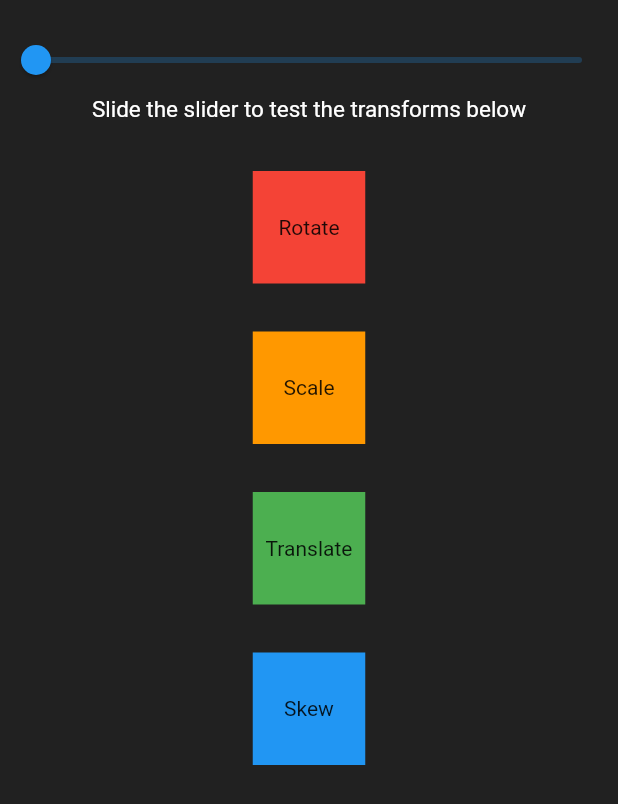
After one commit to ACM-VIT/fludget, a Flutter app: the TransformImplementation screen opened directly, on a phone screen of 412 x 824 dp. The commit adds this screen. Shown: the top 804 px of the screen. Run offline on Flutter 3.47's test engine with Material 2 defaults, Android fonts, the phone set to English and light mode, and no system bars.

Commit message:
Add the Transform Widget #56

```diff
--- a/lib/homepage.dart
+++ b/lib/homepage.dart
@@ -9,7 +9,6 @@ import 'package:fludget/routes/dialogBox.dart';
 import 'package:fludget/routes/dropDownButton.dart';
 import 'package:fludget/routes/gridList.dart';
 import 'package:fludget/routes/expanded.dart';
-import 'package:fludget/routes/gridList.dart';
 import 'package:fludget/routes/hero.dart';
 import 'package:fludget/routes/icon.dart';
 import 'package:fludget/routes/image.dart';
@@ -25,9 +24,8 @@ import 'package:fludget/routes/table.dart';
 import 'package:fludget/routes/switch.dart';
 import 'package:fludget/routes/text.dart';
 import 'package:fludget/routes/textfield.dart';
-import 'package:fludget/routes/reorderableListView.dart';
+import 'package:fludget/routes/transform.dart';
 import 'package:fludget/routes/wrap.dart';
-import 'package:fludget/routes/snackbar.dart';
 import 'package:flutter/material.dart';
 
 class HomePage extends StatefulWidget {
@@ -237,7 +235,7 @@ class HomePageState extends State<HomePage> {
       WidgetModel(
         name: "SnackBar",
         subtitle: "SnackBar Widget",
-        implementation: SnackBarImplementation() ,
+        implementation: SnackBarImplementation(),
         description: SnackBarDescription(),
         link: "https://api.flutter.dev/flutter/material/SnackBar-class.html",
       ),
@@ -266,8 +264,15 @@ class HomePageState extends State<HomePage> {
         subtitle: "Implement Animations",
         implementation: AnimatedBuilderWidget(),
         description: AnimatedBuilderDescription(),
-        link: "https://api.flutter.dev/flutter/widgets/AnimatedBuilder-class.html",
+        link:
+            "https://api.flutter.dev/flutter/widgets/AnimatedBuilder-class.html",
       ),
+      WidgetModel(
+        name: "Transform",
+        link: "https://api.flutter.dev/flutter/widgets/Transform-class.html",
+        implementation: TransformImplementation(),
+        description: TransformDescription(),
+      )
     ];
 
     return ListView(
--- /dev/null
+++ b/lib/routes/transform.dart
@@ -0,0 +1,162 @@
+import 'package:flutter/material.dart';
+import 'dart:math';
+
+class TransformImplementation extends StatefulWidget {
+  const TransformImplementation({Key? key}) : super(key: key);
+
+  @override
+  _TransformImplementationState createState() =>
+      _TransformImplementationState();
+}
+
+class _TransformImplementationState extends State<TransformImplementation> {
+  double sliderVal = 0;
+
+  @override
+  initState() {
+    super.initState();
+    sliderVal = 0;
+  }
+
+  Widget rotate() {
+    return Center(
+      child: Transform.rotate(
+        angle: sliderVal / pi,
+        origin: const Offset(0, 0),
+        child: Container(
+          height: 75,
+          width: 75,
+          color: Colors.red,
+          child: Center(
+            child: Text("Rotate"),
+          ),
+        ),
+      ),
+    );
+  }
+
+  Widget skew() {
+    return Center(
+      child: Transform(
+        transform: Matrix4.skewX(sliderVal / 100),
+        child: Container(
+          height: 75,
+          width: 75,
+          color: Colors.blue,
+          child: Center(
+            child: Text("Skew"),
+          ),
+        ),
+      ),
+    );
+  }
+
+  Widget translate() {
+    return Center(
+      child: Transform.translate(
+        offset: Offset(-sliderVal, 0),
+        child: Container(
+          height: 75,
+          width: 75,
+          color: Colors.green,
+          child: Center(child: Text("Translate")),
+        ),
+      ),
+    );
+  }
+
+  Widget scale() {
+    return Center(
+      child: Transform.scale(
+        scale: sliderVal == 0 ? 1 : sliderVal / 50,
+        origin: const Offset(0, 0),
+        child: Container(
+          height: 75,
+          width: 75,
+          color: Colors.orange,
+          child: Center(
+            child: Text("Scale"),
+          ),
+        ),
+      ),
+    );
+  }
+
+  Slider slider() {
+    return Slider(
+      value: sliderVal,
+      min: 0,
+      max: 100,
+      onChanged: (val) {
+        setState(() {
+          sliderVal = val;
+        });
+      },
+    );
+  }
+
+  @override
+  Widget build(BuildContext context) {
+    return Scaffold(
+      backgroundColor: Colors.grey.shade900,
+      body: Column(
+        children: [
+          Padding(
+            padding: const EdgeInsets.only(top: 16),
+            child: slider(),
+          ),
+          const Padding(
+            padding: EdgeInsets.only(bottom: 16),
+            child: Text(
+              "Slide the slider to test the transforms below",
+              style: TextStyle(
+                fontSize: 15,
+                color: Colors.white,
+              ),
+            ),
+          ),
+          Padding(
+            padding: const EdgeInsets.all(16.0),
+            child: rotate(),
+          ),
+          Padding(
+            padding: const EdgeInsets.all(16.0),
+            child: scale(),
+          ),
+          Padding(
+            padding: const EdgeInsets.all(16.0),
+            child: translate(),
+          ),
+          Padding(
+            padding: const EdgeInsets.all(16.0),
+            child: skew(),
+          ),
+        ],
+      ),
+    );
+  }
+}
+
+class TransformDescription extends StatelessWidget {
+  const TransformDescription({Key? key}) : super(key: key);
+
+  @override
+  Widget build(BuildContext context) {
+    return Padding(
+      padding: const EdgeInsets.all(16.0),
+      child: Container(
+          child: Text(
+        """Transform widget does the work of transforming the position of it's child. Transform has 4 different constructors:
+        1. Transform()            [Transforms the 3-D Perspective]
+        2. Transform.rotate()   [Rotates the object]
+        3. Transform.scale() [Scales up or down the size of the object]
+        4. Transform.translate [Moves the object according to the co-ordinates specified]
+        """,
+        style: TextStyle(
+          color: Colors.white,
+          fontSize: 15,
+        ),
+      )),
+    );
+  }
+}
```
Also changed, not shown: pubspec.lock. Lines whose indentation alone changed are shown as unchanged.
